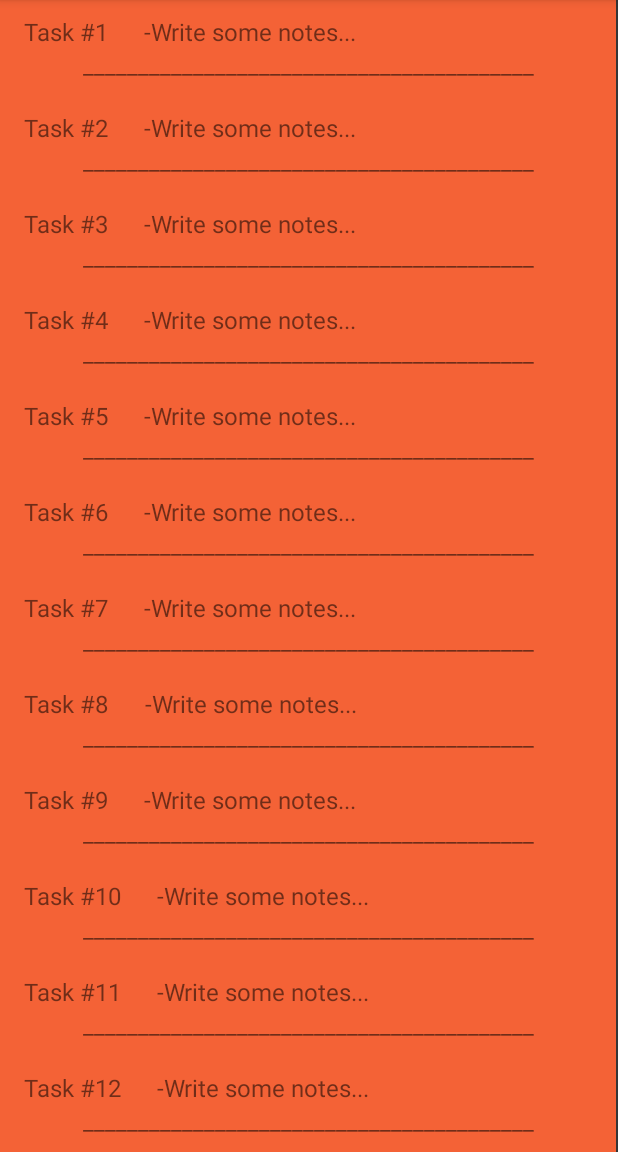
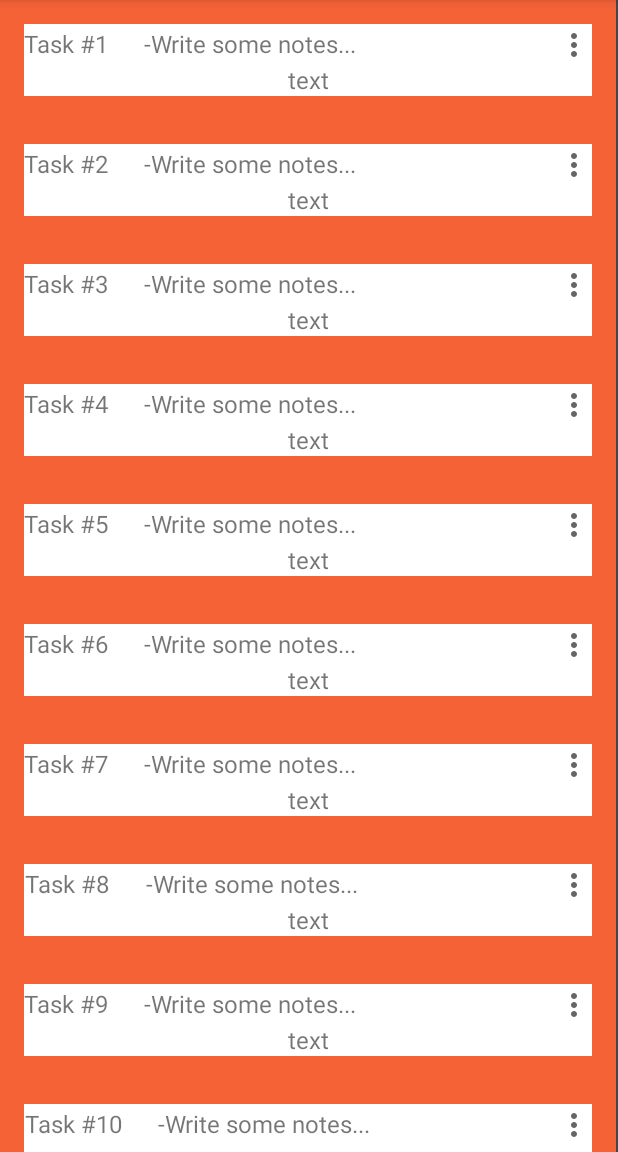
Before and after one commit to CyberN0mad/HW-A-4, an Android app: the screen it shows after launch (MainActivity), on a phone screen of 412 x 824 dp, the part 84-1236 px from its top. Run offline under Robolectric (Android 15) with nearby library versions, the phone set to English and light mode, and no system bars.

Commit message:
Pop-up, Calendar, Recycler.

```diff
--- a/app/build.gradle
+++ b/app/build.gradle
@@ -34,6 +34,7 @@ dependencies {
     implementation 'androidx.recyclerview:recyclerview:1.1.0'
     implementation 'com.google.android.material:material:1.2.1'
     implementation 'androidx.constraintlayout:constraintlayout:2.0.4'
+    implementation 'androidx.cardview:cardview:1.0.0'
     testImplementation 'junit:junit:4.+'
     androidTestImplementation 'androidx.test.ext:junit:1.1.2'
     androidTestImplementation 'androidx.test.espresso:espresso-core:3.3.0'
--- a/app/src/main/AndroidManifest.xml
+++ b/app/src/main/AndroidManifest.xml
@@ -9,7 +9,8 @@
         android:roundIcon="@mipmap/ic_launcher_round"
         android:supportsRtl="true"
         android:theme="@style/Theme.HWA4">
-        <activity android:name=".SecondActivity"></activity>
+        <activity android:name=".Calendar"></activity>
+        <activity android:name=".SecondActivity" />
         <activity android:name=".MainActivity">
             <intent-filter>
                 <action android:name="android.intent.action.MAIN" />
--- a/app/src/main/java/com/example/hw_a_4/MainActivity.java
+++ b/app/src/main/java/com/example/hw_a_4/MainActivity.java
@@ -2,16 +2,21 @@ package com.example.hw_a_4;
 
 import androidx.annotation.NonNull;
 import androidx.annotation.Nullable;
+import androidx.appcompat.app.AlertDialog;
 import androidx.appcompat.app.AppCompatActivity;
 import androidx.recyclerview.widget.DividerItemDecoration;
 import androidx.recyclerview.widget.ItemTouchHelper;
 import androidx.recyclerview.widget.LinearLayoutManager;
 import androidx.recyclerview.widget.RecyclerView;
 
+import android.app.Dialog;
 import android.content.ClipData;
+import android.content.DialogInterface;
 import android.content.Intent;
 import android.os.Bundle;
+import android.util.Log;
 import android.view.View;
+import android.widget.Button;
 import android.widget.TextView;
 import android.widget.Toast;
 
@@ -26,9 +31,13 @@ public class MainActivity extends AppCompatActivity implements OnClick {
     public List<String> list;
     TextView textView;
 
+    AlertDialog.Builder builder;
+
     public static final String LIST_KEY = "list_key";
     public static final int REQUEST = 50;
+    public static final int REQUEST2 = 2;
     int position;
+    private Button btnAdd;
 
 
     @Override
@@ -36,11 +45,13 @@ public class MainActivity extends AppCompatActivity implements OnClick {
         super.onCreate(savedInstanceState);
         setContentView(R.layout.activity_main);
         init();
+        onCreateDialog(savedInstanceState);
 
 
     }
 
     private void init() {
+        btnAdd = findViewById(R.id.btnAdd);
         recyclerView = findViewById(R.id.recyclerView);
         recyclerView.setLayoutManager(new LinearLayoutManager(this));
         list = new ArrayList<>();
@@ -54,6 +65,12 @@ public class MainActivity extends AppCompatActivity implements OnClick {
         }
 
         adapter = new MainAdapter(list, this, this);
+        btnAdd.setOnClickListener(new View.OnClickListener() {
+            @Override
+            public void onClick(View view) {
+
+            }
+        });
 
 
         recyclerView.setAdapter(adapter);
@@ -97,11 +114,45 @@ public class MainActivity extends AppCompatActivity implements OnClick {
     }
 
     @Override
+    public void onDelete(int position) {
+        Toast.makeText(this, "Delete     " + position, Toast.LENGTH_SHORT).show();
+        this.position = position;
+        builder.show();
+    }
+
+    @Override
     protected void onActivityResult(int requestCode, int resultCode, @Nullable Intent data) {
         super.onActivityResult(requestCode, resultCode, data);
-        if (REQUEST == requestCode & resultCode == RESULT_OK & data != null ){
+        if (REQUEST == requestCode & resultCode == RESULT_OK & data != null) {
             String text = data.getStringExtra(LIST_KEY);
-            list.set(position, text);
+            Log.d("TAG", "onActivityResult: "+text);
+            adapter.list.set(position, text);
+            adapter.notifyDataSetChanged();
         }
     }
+
+
+
+
+    @Override
+    public Dialog onCreateDialog(Bundle savedInstanceState) {
+        // Use the Builder class for convenient dialog construction
+        builder = new AlertDialog.Builder(this);
+
+        builder.setMessage("Do you want delelte?")
+                .setPositiveButton("yes", new DialogInterface.OnClickListener() {
+                    public void onClick(DialogInterface dialog, int id) {
+                        adapter.list.remove(position);
+                        adapter.notifyDataSetChanged();
+                    }
+                })
+                .setNegativeButton("no", new DialogInterface.OnClickListener() {
+                    public void onClick(DialogInterface dialog, int id) {
+                        // User cancelled the dialog
+                    }
+                });
+        // Create the AlertDialog object and return it
+        return builder.create();
+    }
+
 }
--- a/app/src/main/java/com/example/hw_a_4/MainAdapter.java
+++ b/app/src/main/java/com/example/hw_a_4/MainAdapter.java
@@ -5,6 +5,7 @@ import android.util.Log;
 import android.view.LayoutInflater;
 import android.view.View;
 import android.view.ViewGroup;
+import android.widget.ImageView;
 import android.widget.TextView;
 
 import androidx.annotation.NonNull;
@@ -24,6 +25,8 @@ public class MainAdapter extends RecyclerView.Adapter<MainAdapter.MainViewHolder
         this.context = context;
         this.onClick = onClick;
     }
+
+
 
     @NonNull
     @Override
@@ -48,10 +51,21 @@ public class MainAdapter extends RecyclerView.Adapter<MainAdapter.MainViewHolder
     class MainViewHolder extends RecyclerView.ViewHolder {
         TextView textView;
 
+        public ImageView imageView;
+
+
+
         public MainViewHolder(@NonNull View itemView) {
             super(itemView);
             Log.d("Adapter", "onCreateView ");
             textView = itemView.findViewById(R.id.txtView);
+            imageView = itemView.findViewById(R.id.imgView);
+            imageView.setOnClickListener(new View.OnClickListener() {
+                @Override
+                public void onClick(View view) {onClick.onDelete(getAdapterPosition());
+
+                }
+            });
             itemView.setOnClickListener(new View.OnClickListener() {
                 @Override
                 public void onClick(View view) {
--- a/app/src/main/java/com/example/hw_a_4/OnClick.java
+++ b/app/src/main/java/com/example/hw_a_4/OnClick.java
@@ -1,5 +1,12 @@
 package com.example.hw_a_4;
+
+import android.app.Dialog;
+import android.os.Bundle;
 
 public interface OnClick {
     void openActivity(int position);
+
+    void onDelete(int position);
+
+    Dialog onCreateDialog(Bundle savedInstanceState);
 }
--- /dev/null
+++ b/app/src/main/res/drawable/ic_baseline_more.xml
@@ -0,0 +1,10 @@
+<vector xmlns:android="http://schemas.android.com/apk/res/android"
+    android:width="24dp"
+    android:height="24dp"
+    android:viewportWidth="24"
+    android:viewportHeight="24"
+    android:tint="?attr/colorControlNormal">
+  <path
+      android:fillColor="@android:color/white"
+      android:pathData="M12,8c1.1,0 2,-0.9 2,-2s-0.9,-2 -2,-2 -2,0.9 -2,2 0.9,2 2,2zM12,10c-1.1,0 -2,0.9 -2,2s0.9,2 2,2 2,-0.9 2,-2 -0.9,-2 -2,-2zM12,16c-1.1,0 -2,0.9 -2,2s0.9,2 2,2 2,-0.9 2,-2 -0.9,-2 -2,-2z"/>
+</vector>
--- a/app/src/main/res/layout/activity_main.xml
+++ b/app/src/main/res/layout/activity_main.xml
@@ -5,11 +5,25 @@
     xmlns:tools="http://schemas.android.com/tools"
     android:layout_width="match_parent"
     android:layout_height="match_parent"
+    android:orientation="vertical"
     tools:context=".MainActivity">
 
     <androidx.recyclerview.widget.RecyclerView
         android:id="@+id/recyclerView"
         android:layout_width="match_parent"
-        android:layout_height="wrap_content"/>
+        android:layout_height="wrap_content"
+        app:layout_constraintTop_toTopOf="parent"/>
+
+    <Button
+        android:id="@+id/btnAdd"
+        android:layout_width="wrap_content"
+        android:layout_height="wrap_content"
+        android:text="Add"
+        app:layout_constraintBottom_toBottomOf="parent"
+        app:layout_constraintRight_toRightOf="parent"
+        android:layout_marginRight="20dp"
+        android:layout_marginBottom="20dp"/>
+
+
 
 </LinearLayout>
--- a/app/src/main/res/layout/recycler_item.xml
+++ b/app/src/main/res/layout/recycler_item.xml
@@ -1,32 +1,73 @@
 <?xml version="1.0" encoding="utf-8"?>
-<LinearLayout
-    xmlns:android="http://schemas.android.com/apk/res/android"
+<androidx.constraintlayout.widget.ConstraintLayout xmlns:android="http://schemas.android.com/apk/res/android"
+    xmlns:tools="http://schemas.android.com/tools"
     android:layout_width="match_parent"
     android:layout_height="wrap_content"
-    android:paddingBottom="10dp"
-    android:paddingLeft="16dp"
+    xmlns:app="http://schemas.android.com/apk/res-auto"
+    android:background="#F46236"
     android:orientation="vertical"
-    android:paddingRight="16dp"
-    android:paddingTop="10dp"
-    android:background="#F46236"
-    >
+    android:padding="16dp">
+
+    <androidx.constraintlayout.widget.ConstraintLayout
+        android:id="@+id/constr"
+        android:layout_width="match_parent"
+        android:layout_height="wrap_content"
+        app:layout_constraintTop_toTopOf="parent"
+        app:layout_constraintEnd_toEndOf="parent"
+        android:background="@color/white"
+        app:layout_constraintStart_toStartOf="parent" >
+
+        <TextView
+            android:id="@+id/txtView"
+            android:layout_width="wrap_content"
+            android:layout_height="wrap_content"
+            android:background="@color/white"
+            android:text="Home work #4"
+            android:textAlignment="center"
+            app:layout_constraintTop_toTopOf="parent"
+            app:layout_constraintStart_toStartOf="@id/textView"
+            app:layout_constraintBottom_toBottomOf="parent"
+            android:textSize="16sp"
+            tools:ignore="NotSibling" />
+
+        <ImageView
+            android:id="@+id/imgView"
+            android:layout_width="wrap_content"
+            android:layout_height="wrap_content"
+            android:layout_gravity="left"
+            android:background="@color/white"
+            android:src="@drawable/ic_baseline_more"
+
+            app:layout_constraintStart_toStartOf="@+id/textView"
+            app:layout_constraintEnd_toEndOf="parent"
+            app:layout_constraintTop_toTopOf="@id/txtView"
+            tools:ignore="NotSibling" />
+
+    </androidx.constraintlayout.widget.ConstraintLayout>
 
 
 
-    <TextView
-        android:id="@+id/txtView"
-        android:textSize="16sp"
-        android:text="Home work #4"
-        android:layout_width="match_parent"
-        android:layout_height="wrap_content"/>
 
-    <TextView
-        android:textSize="16sp"
-        android:text="_________________________________________"
-        android:textAlignment="center"
-        android:layout_width="match_parent"
-        android:layout_height="wrap_content"/>
+
+        <TextView
+            android:layout_width="match_parent"
+            android:id="@+id/textView"
+            android:layout_height="wrap_content"
+            android:text="text"
+            android:layout_weight="1"
+            android:background="@color/white"
+            android:textAlignment="center"
+            android:textSize="16sp"
+            app:layout_constraintTop_toBottomOf="@+id/constr"
+            app:layout_constraintEnd_toEndOf="parent"
+            app:layout_constraintStart_toStartOf="parent"
+            />
 
 
 
-</LinearLayout>
+
+
+
+
+
+</androidx.constraintlayout.widget.ConstraintLayout>
```
Also changed, not shown: app/src/main/java/com/example/hw_a_4/Calendar.java (added, +30 -0 lines), app/src/main/java/com/example/hw_a_4/SecondActivity.java (+32 -1 lines), app/src/main/res/layout/activity_calendar.xml (added, +10 -0 lines), app/src/main/res/layout/activity_second.xml (+24 -4 lines).
